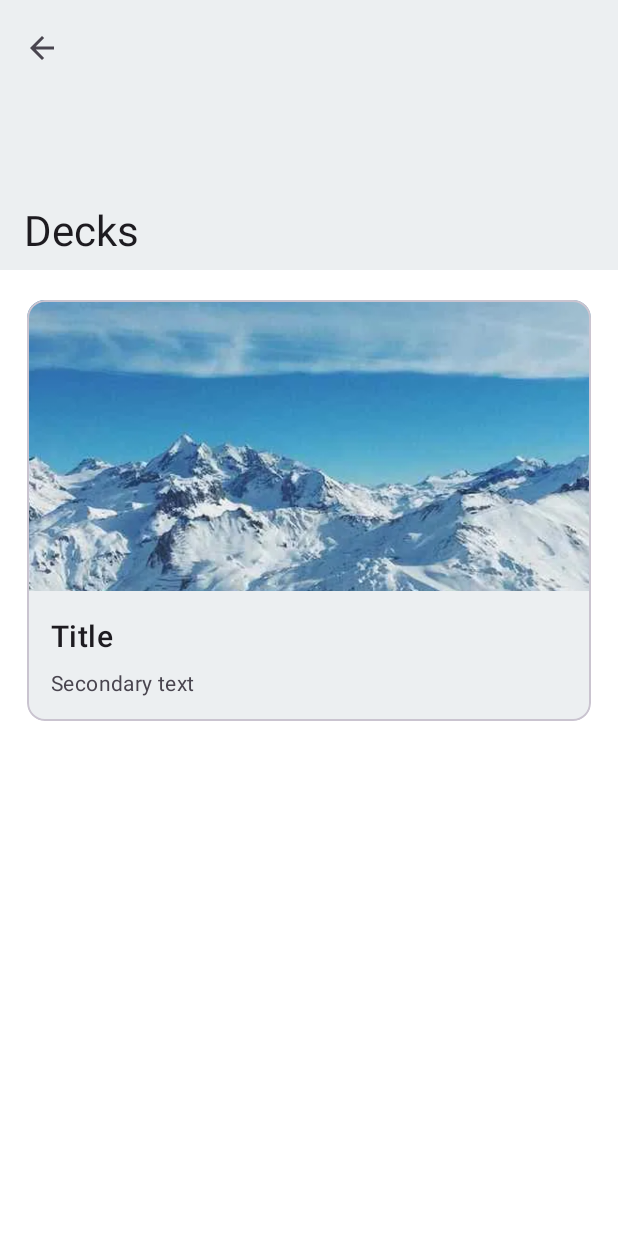
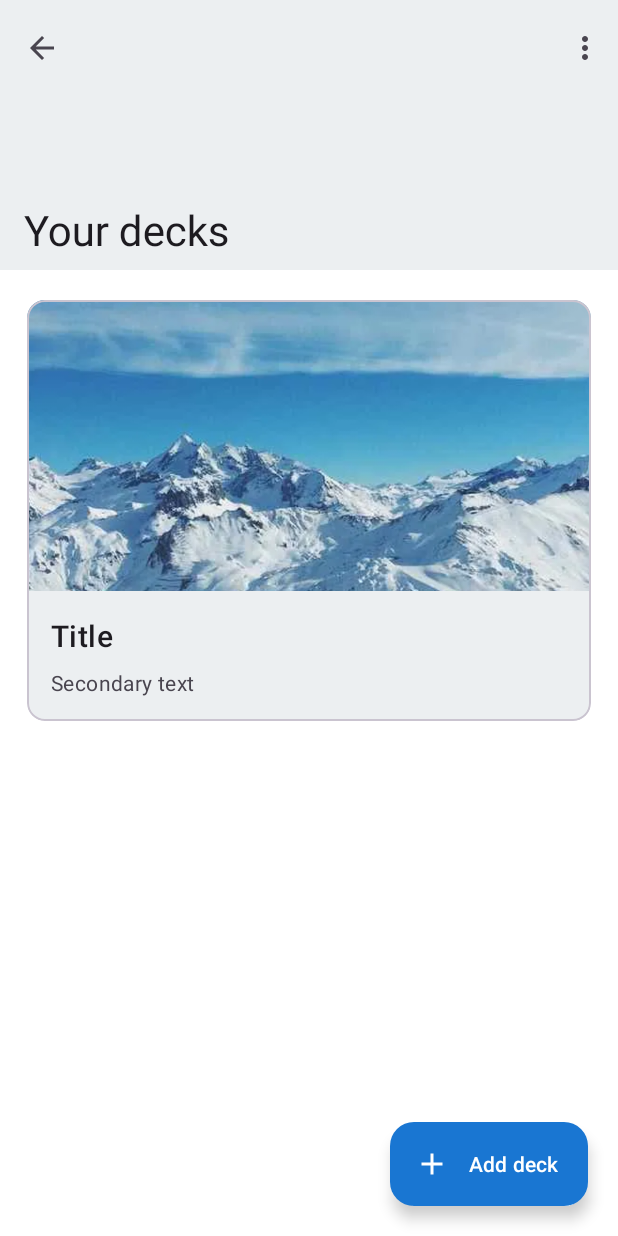
Before and after one commit to AchuthanR/nuro, an Android app: the DeckActivity screen opened directly, with no data from a screen before it, on a phone screen of 412 x 824 dp. Run offline under Robolectric (Android 15) with nearby library versions, the phone set to English and light mode, and no system bars.

Commit message:
Add FAB in activity_deck.xml to add a new deck

```diff
--- a/src/main/java/com/capstone/autism_training/DeckActivity.java
+++ b/src/main/java/com/capstone/autism_training/DeckActivity.java
@@ -25,9 +25,7 @@ public class DeckActivity extends AppCompatActivity {
         binding = ActivityDeckBinding.inflate(getLayoutInflater());
         setContentView(binding.getRoot());
 
-        MaterialToolbar toolbar = binding.toolbar;
-        setSupportActionBar(toolbar);
-        CollapsingToolbarLayout toolBarLayout = binding.toolbarLayout;
-        toolBarLayout.setTitle(getTitle());
+        //MaterialToolbar toolbar = binding.toolbar;
+        //setSupportActionBar(toolbar);
     }
 }
--- /dev/null
+++ b/src/main/res/drawable/ic_baseline_add_24.xml
@@ -0,0 +1,10 @@
+<vector xmlns:android="http://schemas.android.com/apk/res/android"
+    android:width="24dp"
+    android:height="24dp"
+    android:viewportWidth="24"
+    android:viewportHeight="24"
+    android:tint="?attr/colorControlNormal">
+  <path
+      android:fillColor="@android:color/white"
+      android:pathData="M19,13h-6v6h-2v-6H5v-2h6V5h2v6h6v2z"/>
+</vector>
--- a/src/main/res/layout/activity_deck.xml
+++ b/src/main/res/layout/activity_deck.xml
@@ -35,4 +35,16 @@
 
     <include layout="@layout/content_scrolling" />
 
+    <com.google.android.material.floatingactionbutton.ExtendedFloatingActionButton
+        android:id="@+id/floatingActionButton"
+        android:layout_width="wrap_content"
+        android:layout_height="wrap_content"
+        android:layout_gravity="bottom|end"
+        android:layout_marginEnd="20dp"
+        android:layout_marginBottom="20dp"
+        android:clickable="true"
+        android:focusable="true"
+        android:text="Add deck"
+        app:icon="@drawable/ic_baseline_add_24" />
+
 </androidx.coordinatorlayout.widget.CoordinatorLayout>
--- a/src/main/res/layout/content_scrolling.xml
+++ b/src/main/res/layout/content_scrolling.xml
@@ -4,6 +4,10 @@
     xmlns:tools="http://schemas.android.com/tools"
     android:layout_width="match_parent"
     android:layout_height="match_parent"
+    android:paddingTop="20dp"
+    android:paddingBottom="20dp"
+    android:paddingStart="18dp"
+    android:paddingEnd="18dp"
     app:layout_behavior="@string/appbar_scrolling_view_behavior"
     tools:context=".DeckActivity"
     tools:showIn="@layout/activity_deck">
@@ -12,10 +16,6 @@
         android:id="@+id/linearLayout"
         android:layout_width="match_parent"
         android:layout_height="wrap_content"
-        android:paddingTop="20dp"
-        android:paddingBottom="20dp"
-        android:paddingStart="18dp"
-        android:paddingEnd="18dp"
         android:orientation="vertical">
 
         <com.google.android.material.card.MaterialCardView
@@ -54,9 +54,10 @@
                         android:text="Secondary text"
                         android:textAppearance="?attr/textAppearanceBody2"
                         android:textColor="?android:attr/textColorSecondary" />
+
                 </LinearLayout>
+
             </LinearLayout>
         </com.google.android.material.card.MaterialCardView>
-
     </LinearLayout>
 </androidx.core.widget.NestedScrollView>
--- a/src/main/res/menu/menu_deck.xml
+++ b/src/main/res/menu/menu_deck.xml
@@ -4,7 +4,6 @@
     tools:context="com.capstone.autism_training.DeckActivity">
     <item
         android:id="@+id/action_settings"
-        android:orderInCategory="100"
         android:title="@string/deck_activity_action_settings"
-        app:showAsAction="ifRoom" />
+        app:showAsAction="collapseActionView" />
 </menu>
```
